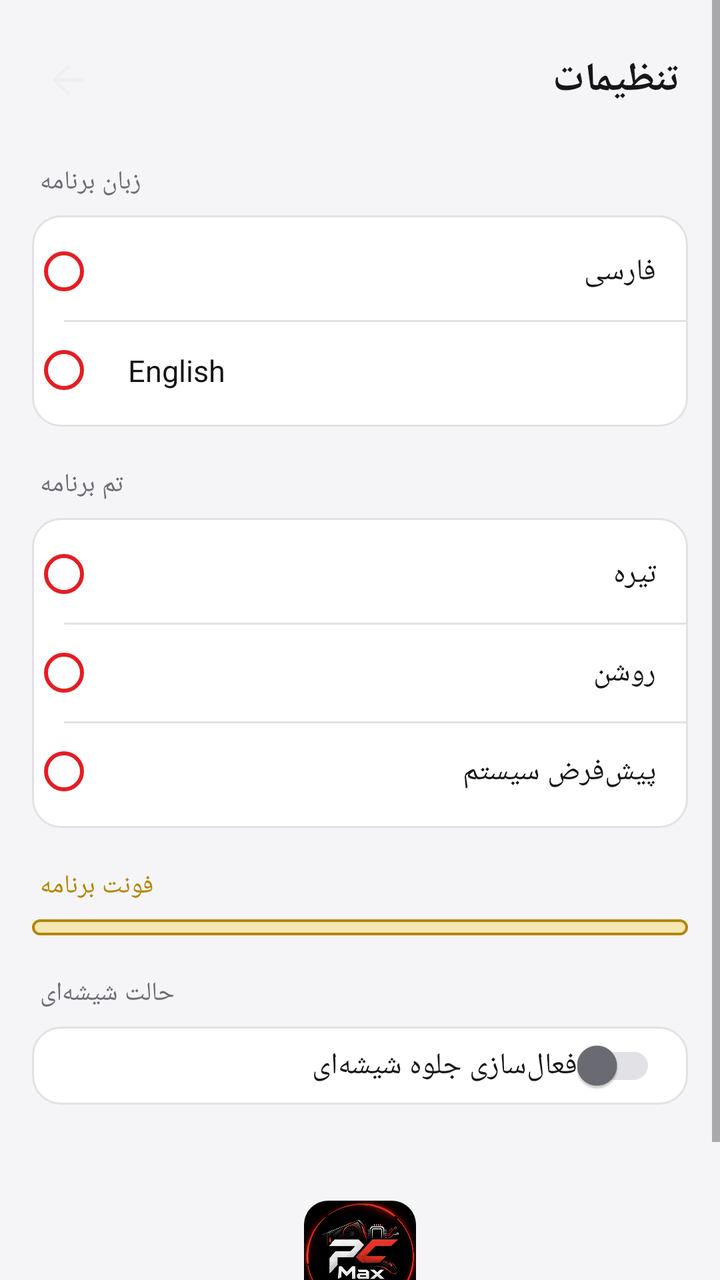
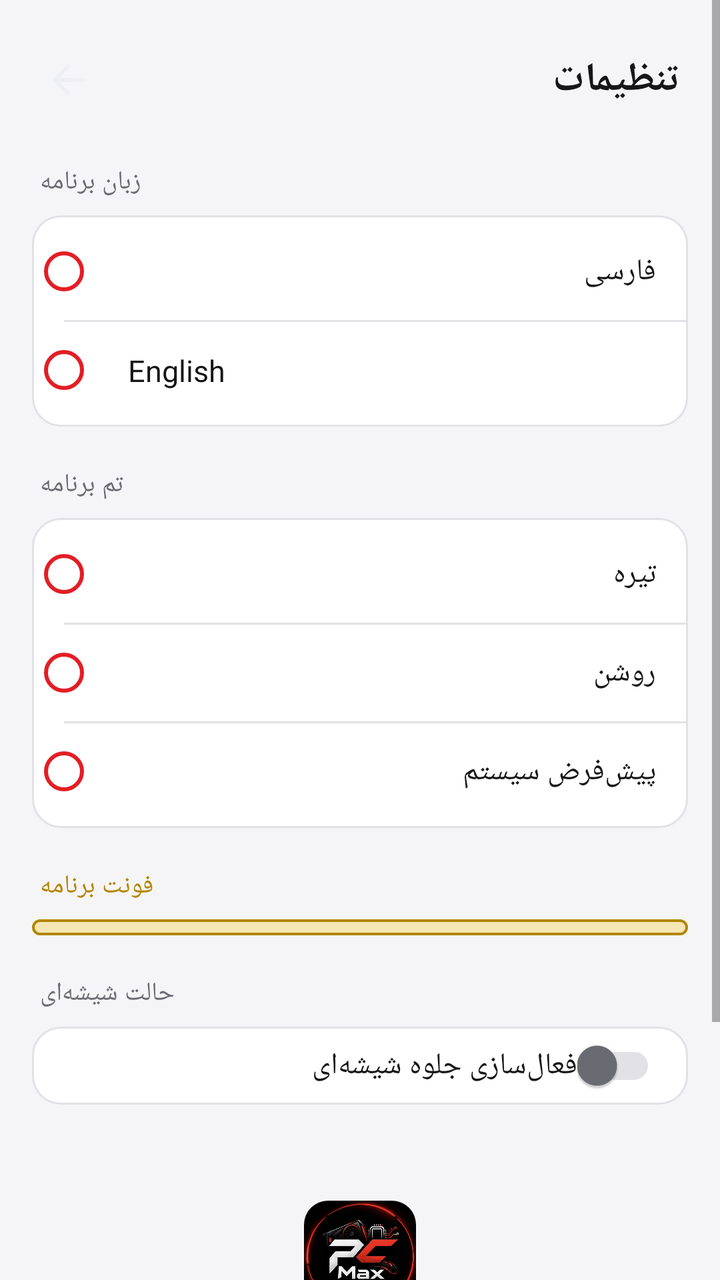

The first picture is an Android layout as it rendered before a commit; the second is the same layout after the commit. The layout source and the unified diff follow.
<!-- AndroidManifest.xml: application theme Theme.GameSettings -->
<!-- res/layout/activity_settings.xml -->
<?xml version="1.0" encoding="utf-8"?>
<ScrollView xmlns:android="http://schemas.android.com/apk/res/android"
    xmlns:app="http://schemas.android.com/apk/res-auto"
    android:layout_width="match_parent"
    android:layout_height="match_parent"
    android:background="@color/background"
    android:fillViewport="true">

    <LinearLayout
        android:layout_width="match_parent"
        android:layout_height="wrap_content"
        android:orientation="vertical">

        
        <LinearLayout
            android:layout_width="match_parent"
            android:layout_height="wrap_content"
            android:orientation="horizontal"
            android:gravity="center_vertical"
            android:paddingStart="12dp"
            android:paddingEnd="20dp"
            android:paddingTop="18dp"
            android:paddingBottom="8dp">

            <ImageButton
                android:id="@+id/back_button"
                android:layout_width="44dp"
                android:layout_height="44dp"
                android:background="?android:attr/selectableItemBackgroundBorderless"
                android:src="@drawable/ic_back"
                android:contentDescription="بازگشت"
                app:tint="@color/text_primary" />

            <TextView
                android:layout_width="0dp"
                android:layout_height="wrap_content"
                android:layout_weight="1"
                android:layout_marginStart="4dp"
                android:text="@string/settings_title"
                android:textSize="20sp"
                android:textStyle="bold"
                android:textColor="@color/text_primary" />

        </LinearLayout>

        
        <TextView
            android:layout_width="wrap_content"
            android:layout_height="wrap_content"
            android:layout_marginStart="20dp"
            android:layout_marginTop="12dp"
            android:layout_marginBottom="8dp"
            android:text="@string/settings_language"
            android:textSize="13sp"
            android:textColor="@color/text_secondary" />

        <LinearLayout
            android:id="@+id/language_card"
            android:layout_width="match_parent"
            android:layout_height="wrap_content"
            android:orientation="vertical"
            android:layout_marginHorizontal="16dp"
            android:background="@drawable/bg_card"
            android:paddingVertical="4dp">

            <RadioGroup
                android:id="@+id/language_group"
                android:layout_width="match_parent"
                android:layout_height="wrap_content"
                android:orientation="vertical">

                <RadioButton
                    android:id="@+id/lang_fa"
                    style="@style/SettingsRadio"
                    android:text="@string/lang_fa" />

                <View style="@style/SettingsDivider" />

                <RadioButton
                    android:id="@+id/lang_en"
                    style="@style/SettingsRadio"
                    android:text="@string/lang_en" />

            </RadioGroup>
        </LinearLayout>

        
        <TextView
            android:layout_width="wrap_content"
            android:layout_height="wrap_content"
            android:layout_marginStart="20dp"
            android:layout_marginTop="20dp"
            android:layout_marginBottom="8dp"
            android:text="@string/settings_theme"
            android:textSize="13sp"
            android:textColor="@color/text_secondary" />

        <LinearLayout
            android:id="@+id/theme_card"
            android:layout_width="match_parent"
            android:layout_height="wrap_content"
            android:orientation="vertical"
            android:layout_marginHorizontal="16dp"
            android:background="@drawable/bg_card"
            android:paddingVertical="4dp">

            <RadioGroup
                android:id="@+id/theme_group"
                android:layout_width="match_parent"
                android:layout_height="wrap_content"
                android:orientation="vertical">

                <RadioButton
                    android:id="@+id/theme_dark"
                    style="@style/SettingsRadio"
                    android:text="@string/theme_dark" />

                <View style="@style/SettingsDivider" />

                <RadioButton
                    android:id="@+id/theme_light"
                    style="@style/SettingsRadio"
                    android:text="@string/theme_light" />

                <View style="@style/SettingsDivider" />

                <RadioButton
                    android:id="@+id/theme_system"
                    style="@style/SettingsRadio"
                    android:text="@string/theme_system" />

            </RadioGroup>
        </LinearLayout>

        
        <TextView
            android:layout_width="wrap_content"
            android:layout_height="wrap_content"
            android:layout_marginStart="20dp"
            android:layout_marginTop="20dp"
            android:layout_marginBottom="8dp"
            android:text="@string/settings_font"
            android:textSize="13sp"
            android:textColor="@color/tag_yellow" />

        <LinearLayout
            android:id="@+id/font_card"
            android:layout_width="match_parent"
            android:layout_height="wrap_content"
            android:orientation="vertical"
            android:layout_marginHorizontal="16dp"
            android:background="@drawable/bg_card_glass_yellow"
            android:paddingVertical="4dp">

            <RadioGroup
                android:id="@+id/font_group"
                android:layout_width="match_parent"
                android:layout_height="wrap_content"
                android:orientation="vertical" />

        </LinearLayout>

        
        <TextView
            android:layout_width="wrap_content"
            android:layout_height="wrap_content"
            android:layout_marginStart="20dp"
            android:layout_marginTop="20dp"
            android:layout_marginBottom="8dp"
            android:text="@string/settings_glass"
            android:textSize="13sp"
            android:textColor="@color/text_secondary" />

        <LinearLayout
            android:id="@+id/glass_card"
            android:layout_width="match_parent"
            android:layout_height="wrap_content"
            android:orientation="horizontal"
            android:gravity="center_vertical"
            android:layout_marginHorizontal="16dp"
            android:background="@drawable/bg_card"
            android:paddingHorizontal="16dp"
            android:paddingVertical="6dp">

            <TextView
                android:layout_width="0dp"
                android:layout_height="wrap_content"
                android:layout_weight="1"
                android:text="@string/glass_effect"
                android:textSize="15sp"
                android:textColor="@color/text_primary" />

            <androidx.appcompat.widget.SwitchCompat
                android:id="@+id/glass_switch"
                android:layout_width="wrap_content"
                android:layout_height="wrap_content"
                app:thumbTint="@color/switch_thumb_tint"
                app:trackTint="@color/switch_track_tint" />

        </LinearLayout>

        
        <LinearLayout
            android:layout_width="match_parent"
            android:layout_height="wrap_content"
            android:orientation="vertical"
            android:gravity="center"
            android:paddingTop="48dp"
            android:paddingBottom="32dp">

            <ImageView
                android:layout_width="56dp"
                android:layout_height="56dp"
                android:src="@drawable/app_logo"
                android:background="@drawable/bg_image_rounded"
                android:clipToOutline="true" />

            <TextView
                android:layout_width="wrap_content"
                android:layout_height="wrap_content"
                android:layout_marginTop="10dp"
                android:text="PC Max"
                android:textSize="14sp"
                android:textStyle="bold"
                android:textColor="@color/text_primary" />

        </LinearLayout>

    </LinearLayout>

</ScrollView>
<!-- resources referenced by this layout -->
<resources>
  <color name="background">#F5F5F7</color>
  <color name="tag_yellow">#B38600</color>
  <color name="text_primary">#161618</color>
  <color name="text_secondary">#6C6C74</color>
  <!-- drawable bg_card (drawable) -->
  <?xml version="1.0" encoding="utf-8"?>
  <shape xmlns:android="http://schemas.android.com/apk/res/android"
      android:shape="rectangle">
      <solid android:color="@color/surface" />
      <stroke android:width="1dp" android:color="@color/border" />
      <corners android:radius="14dp" />
  </shape>
  <!-- drawable bg_card_glass_yellow (drawable) -->
  <?xml version="1.0" encoding="utf-8"?>
  <shape xmlns:android="http://schemas.android.com/apk/res/android">
      <solid android:color="@color/glass_yellow_fill" />
      <stroke android:width="1.2dp" android:color="@color/tag_yellow" />
      <corners android:radius="16dp" />
  </shape>
  <!-- drawable bg_image_rounded (drawable) -->
  <?xml version="1.0" encoding="utf-8"?>
  <shape xmlns:android="http://schemas.android.com/apk/res/android"
      android:shape="rectangle">
      <solid android:color="@color/surface_alt" />
      <corners android:radius="12dp" />
  </shape>
  <!-- drawable ic_back (drawable) -->
  <vector xmlns:android="http://schemas.android.com/apk/res/android"
      android:width="24dp"
      android:height="24dp"
      android:viewportWidth="24"
      android:viewportHeight="24"
      android:autoMirrored="true">
      <path
          android:fillColor="#EDEFF3"
          android:pathData="M20,11H7.83l5.59,-5.59L12,4l-8,8 8,8 1.41,-1.41L7.83,13H20v-2z" />
  </vector>
  <string name="glass_effect">فعال‌سازی جلوه شیشه‌ای</string>
  <string name="lang_en">English</string>
  <string name="lang_fa">فارسی</string>
  <string name="settings_font">فونت برنامه</string>
  <string name="settings_glass">حالت شیشه‌ای</string>
  <string name="settings_language">زبان برنامه</string>
  <string name="settings_theme">تم برنامه</string>
  <string name="settings_title">تنظیمات</string>
  <string name="theme_dark">تیره</string>
  <string name="theme_light">روشن</string>
  <string name="theme_system">پیش‌فرض سیستم</string>
  <style name="SettingsDivider">
          <item name="android:layout_width">match_parent</item>
          <item name="android:layout_height">1dp</item>
          <item name="android:background">@color/border</item>
          <item name="android:layout_marginStart">16dp</item>
      </style>
  <style name="SettingsRadio" parent="Widget.AppCompat.CompoundButton.RadioButton">
          <item name="android:layout_width">match_parent</item>
          <item name="android:layout_height">wrap_content</item>
          <item name="android:paddingVertical">14dp</item>
          <item name="android:paddingHorizontal">16dp</item>
          <item name="android:textSize">15sp</item>
          <item name="android:textColor">@color/text_primary</item>
          <item name="android:buttonTint">@color/accent_red</item>
      </style>
  <color name="surface">#FFFFFF</color>
  <color name="border">#E2E2E6</color>
  <color name="glass_yellow_fill">#4DF5C518</color>
  <color name="surface_alt">#EFEFF2</color>
  <color name="accent_red">#E31E24</color>
  <!-- unchanged entries left out for length: 2 -->
</resources>

<!-- the commit's change to res/layout/activity_settings.xml (unified diff, before → after) -->
@@ -224,6 +224,29 @@
                 android:textStyle="bold"
                 android:textColor="@color/text_primary" />
 
+            <TextView
+                android:id="@+id/version_text"
+                android:layout_width="wrap_content"
+                android:layout_height="wrap_content"
+                android:layout_marginTop="4dp"
+                android:textSize="12sp"
+                android:textColor="@color/text_secondary" />
+
+            <Button
+                android:id="@+id/check_update_button"
+                android:layout_width="wrap_content"
+                android:layout_height="wrap_content"
+                android:layout_marginTop="16dp"
+                android:paddingHorizontal="24dp"
+                android:paddingVertical="10dp"
+                android:background="@drawable/bg_round_button_glass"
+                android:text="@string/check_for_update"
+                android:textAllCaps="false"
+                android:textSize="13sp"
+                android:textColor="@color/text_primary"
+                android:elevation="0dp"
+                android:stateListAnimator="@null" />
+
         </LinearLayout>
 
     </LinearLayout>
<!-- resource entries referenced after the edit -->
@@ -26,6 +26,13 @@
       <solid android:color="@color/surface_alt" />
       <corners android:radius="12dp" />
   </shape>
+  <!-- drawable bg_round_button_glass (drawable) -->
+  <?xml version="1.0" encoding="utf-8"?>
+  <shape xmlns:android="http://schemas.android.com/apk/res/android"
+      android:shape="oval">
+      <solid android:color="@color/glass_fill" />
+      <stroke android:width="1dp" android:color="@color/glass_border" />
+  </shape>
   <!-- drawable ic_back (drawable) -->
   <vector xmlns:android="http://schemas.android.com/apk/res/android"
       android:width="24dp"
@@ -37,6 +44,7 @@
           android:fillColor="#EDEFF3"
           android:pathData="M20,11H7.83l5.59,-5.59L12,4l-8,8 8,8 1.41,-1.41L7.83,13H20v-2z" />
   </vector>
+  <string name="check_for_update">بررسی آپدیت</string>
   <string name="glass_effect">فعال‌سازی جلوه شیشه‌ای</string>
   <string name="lang_en">English</string>
   <string name="lang_fa">فارسی</string>
@@ -67,6 +75,8 @@
   <color name="border">#E2E2E6</color>
   <color name="glass_yellow_fill">#4DF5C518</color>
   <color name="surface_alt">#EFEFF2</color>
+  <color name="glass_fill">#B3FFFFFF</color>
+  <color name="glass_border">#4DFFFFFF</color>
   <color name="accent_red">#E31E24</color>
   <!-- unchanged entries left out for length: 2 -->
 </resources>
